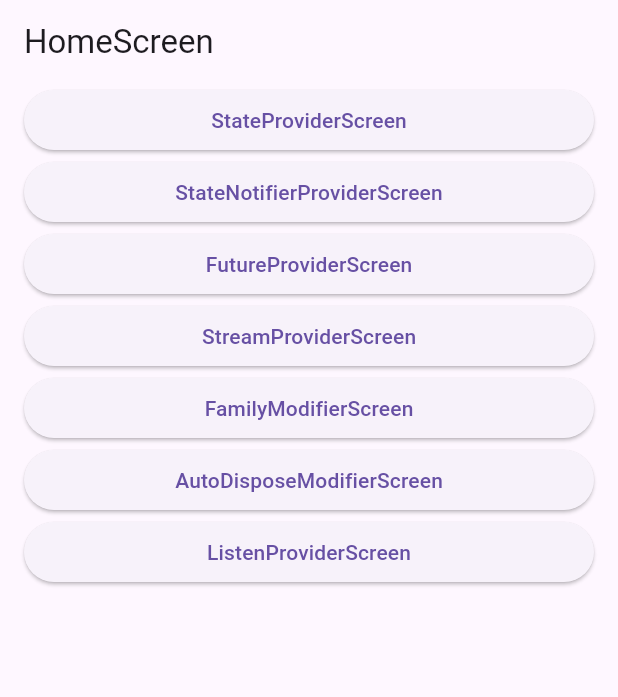
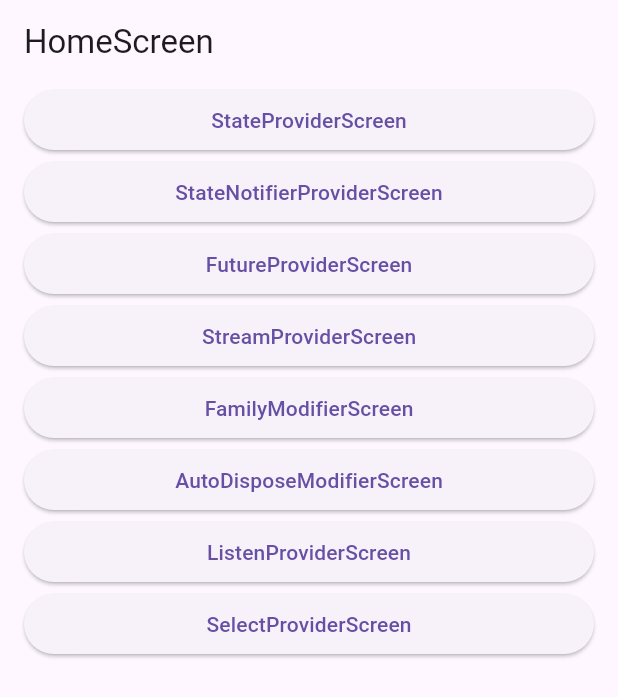
Before and after one commit to yeongwooCho/riverpod_test, a Flutter app: the screen it shows after launch, on a phone screen of 412 x 824 dp. Shown: the top 697 px of the screen. Run offline on Flutter 3.47's test engine with Material 3 defaults, Android fonts, the phone set to English and light mode, and no system bars; our stand-ins replace flutter_riverpod.

Commit message:
[add] SelectProviderScreen 선언 후 HomeScreen과 연결

```diff
--- a/lib/screen/home_screen.dart
+++ b/lib/screen/home_screen.dart
@@ -4,6 +4,7 @@ import 'package:riverpod_test/screen/auto_dispose_modifier_screen.dart';
 import 'package:riverpod_test/screen/family_modifier_screen.dart';
 import 'package:riverpod_test/screen/future_provider_screen.dart';
 import 'package:riverpod_test/screen/listen_provider_screen.dart';
+import 'package:riverpod_test/screen/select_provider_screen.dart';
 import 'package:riverpod_test/screen/state_notifier_provider_screen.dart';
 import 'package:riverpod_test/screen/state_provider_screen.dart';
 import 'package:riverpod_test/screen/stream_provider_screen.dart';
@@ -87,6 +88,16 @@ class HomeScreen extends StatelessWidget {
             },
             child: Text('ListenProviderScreen'),
           ),
+          ElevatedButton(
+            onPressed: () {
+              Navigator.of(context).push(
+                MaterialPageRoute(
+                  builder: (_) => SelectProviderScreen(),
+                ),
+              );
+            },
+            child: Text('SelectProviderScreen'),
+          ),
         ],
       ),
     );
--- /dev/null
+++ b/lib/screen/select_provider_screen.dart
@@ -0,0 +1,16 @@
+import 'package:flutter/material.dart';
+import 'package:riverpod_test/layout/default_layout.dart';
+
+class SelectProviderScreen extends StatelessWidget {
+  const SelectProviderScreen({super.key});
+
+  @override
+  Widget build(BuildContext context) {
+    return DefaultLayout(
+      title: 'SelectProviderScreen',
+      body: Column(
+        children: [],
+      ),
+    );
+  }
+}
```
